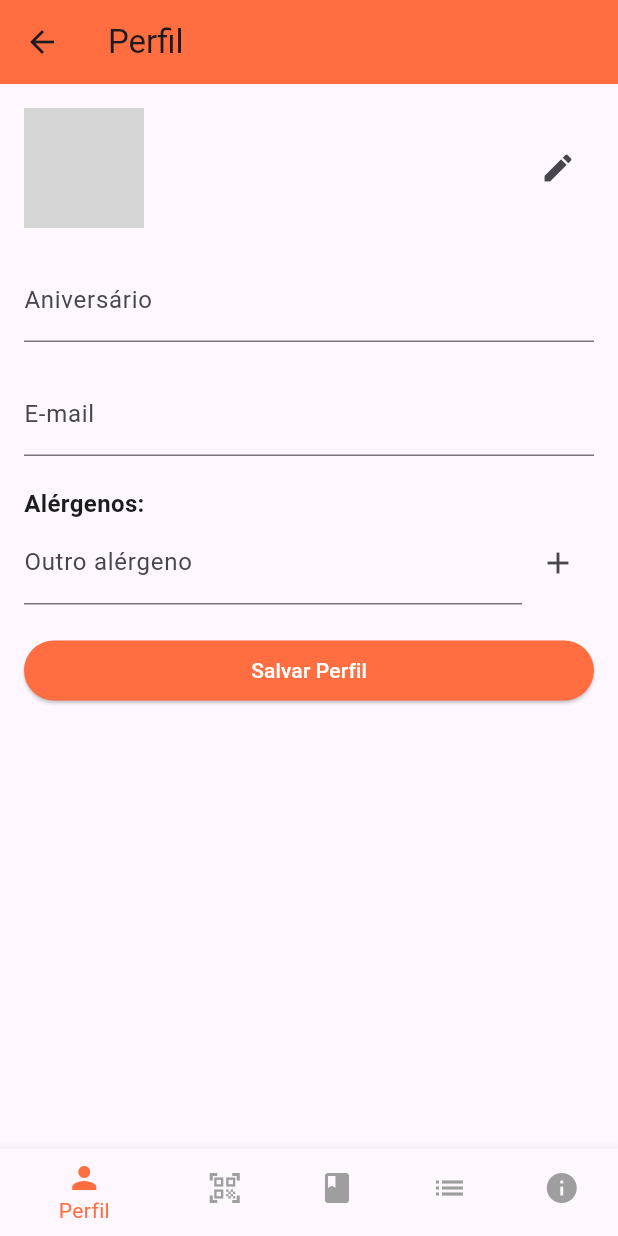
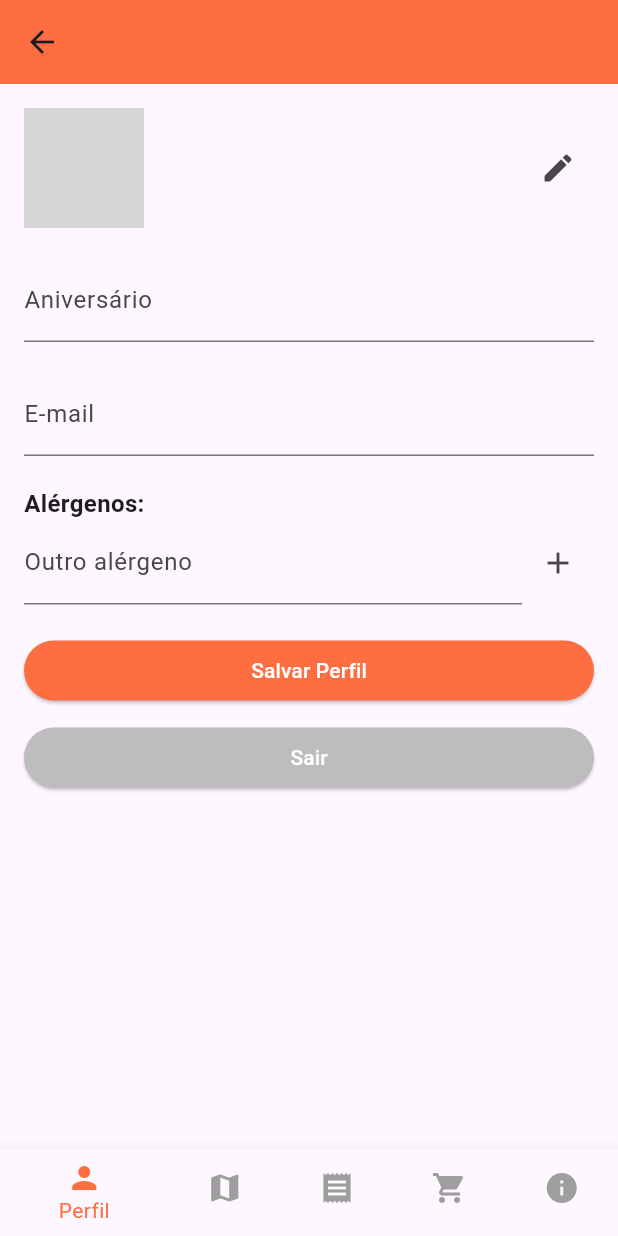
Before and after one commit to Coraville/TCC_CELIAPP, a Flutter app: the ProfilePage screen opened by its route, on a phone screen of 412 x 824 dp. Run offline on Flutter 3.47's test engine with Material 3 defaults, Android fonts, the phone set to English and light mode, and no system bars; our stand-ins replace cloud_firestore, firebase_auth, firebase_core, google_sign_in, lottie, mask_text_input_formatter; missing offline and left inert: mobile_scanner; accounts and stored records are empty; grey boxes are pictures that could not be loaded.

Commit message:
botão sair

```diff
--- a/lib/profile_page.dart
+++ b/lib/profile_page.dart
@@ -1,8 +1,9 @@
 import 'package:cloud_firestore/cloud_firestore.dart';
 import 'package:firebase_auth/firebase_auth.dart';
 import 'package:flutter/material.dart';
-import 'package:intl/intl.dart'; // Para formatar a data
-import 'package:mask_text_input_formatter/mask_text_input_formatter.dart'; // Importar o formatter
+import 'package:intl/intl.dart';
+import 'package:mask_text_input_formatter/mask_text_input_formatter.dart';
+import 'package:celiapp/login_page.dart';
 
 class ProfilePage extends StatefulWidget {
   const ProfilePage({super.key});
@@ -73,7 +74,6 @@ class _ProfilePageState extends State<ProfilePage> {
     final user = auth.currentUser;
     if (user == null) return;
 
-    // Validando a data do aniversário no formato XX/XX/XXXX
     final birthday = birthdayController.text;
     final dateFormat = DateFormat('dd/MM/yyyy');
     try {
@@ -87,7 +87,7 @@ class _ProfilePageState extends State<ProfilePage> {
 
       await firestore.collection('users').doc(user.uid).set({
         'name': nameController.text,
-        'avatar': selectedAvatar, // Salvando o avatar no Firestore
+        'avatar': selectedAvatar,
         'birthday': birthday,
         'allergens': selectedAllergens,
       });
@@ -100,6 +100,14 @@ class _ProfilePageState extends State<ProfilePage> {
         const SnackBar(content: Text('Data de nascimento inválida')),
       );
     }
+  }
+
+  void _logout() async {
+    await auth.signOut();
+    Navigator.pushReplacement(
+      context,
+      MaterialPageRoute(builder: (_) => const LoginPage()),
+    );
   }
 
   void _onItemTapped(int index) {
@@ -149,8 +157,7 @@ class _ProfilePageState extends State<ProfilePage> {
                     child: ListView.separated(
                       scrollDirection: Axis.horizontal,
                       itemCount: avatarPaths.length,
-                      separatorBuilder:
-                          (context, index) => const SizedBox(width: 10),
+                      separatorBuilder: (_, __) => const SizedBox(width: 10),
                       itemBuilder: (context, index) {
                         final path = avatarPaths[index];
                         return GestureDetector(
@@ -187,7 +194,7 @@ class _ProfilePageState extends State<ProfilePage> {
                         setState(() {
                           selectedAvatar = tempSelectedAvatar;
                         });
-                        _saveProfile(); // salva no Firestore
+                        _saveProfile();
                         Navigator.pop(context);
                       }
                     },
@@ -221,29 +228,6 @@ class _ProfilePageState extends State<ProfilePage> {
     );
   }
 
-  Widget _buildAllergenChips() {
-    return Wrap(
-      spacing: 8.0,
-      children:
-          predefinedAllergens.map((allergen) {
-            final isSelected = selectedAllergens.contains(allergen);
-            return FilterChip(
-              label: Text(allergen),
-              selected: isSelected,
-              onSelected: (selected) {
-                setState(() {
-                  if (selected) {
-                    selectedAllergens.add(allergen);
-                  } else {
-                    selectedAllergens.remove(allergen);
-                  }
-                });
-              },
-            );
-          }).toList(),
-    );
-  }
-
   Widget _buildOtherAllergenInput() {
     return Row(
       children: [
@@ -269,37 +253,15 @@ class _ProfilePageState extends State<ProfilePage> {
     );
   }
 
-  Widget _buildSelectedAllergensList() {
-    return Column(
-      crossAxisAlignment: CrossAxisAlignment.start,
-      children:
-          selectedAllergens.map((allergen) {
-            return ListTile(
-              title: Text(allergen),
-              trailing: IconButton(
-                icon: const Icon(Icons.delete),
-                onPressed: () {
-                  setState(() {
-                    selectedAllergens.remove(allergen);
-                  });
-                },
-              ),
-            );
-          }).toList(),
-    );
-  }
-
   @override
   Widget build(BuildContext context) {
     if (selectedAvatar == null) {
-      return const Center(
-        child: CircularProgressIndicator(),
-      ); // ou uma tela de loading personalizada
+      return const Center(child: CircularProgressIndicator());
     }
 
     return Scaffold(
       appBar: AppBar(
-        title: const Text('Perfil'),
+        title: const Text(''),
         backgroundColor: const Color(0xFFFF6E40),
       ),
       body: Padding(
@@ -358,14 +320,13 @@ class _ProfilePageState extends State<ProfilePage> {
               inputFormatters: [MaskTextInputFormatter(mask: '##/##/####')],
             ),
             const SizedBox(height: 20),
-            // Campo de e-mail exibido, mas não editável
             TextField(
               controller: emailController,
               decoration: const InputDecoration(labelText: 'E-mail'),
-              readOnly: true, // Campo não editável
+              readOnly: true,
             ),
             const SizedBox(height: 20),
-            Text(
+            const Text(
               'Alérgenos:',
               style: TextStyle(fontSize: 16, fontWeight: FontWeight.bold),
             ),
@@ -398,26 +359,31 @@ class _ProfilePageState extends State<ProfilePage> {
                 style: TextStyle(color: Colors.white),
               ),
             ),
+            const SizedBox(height: 10),
+            ElevatedButton(
+              onPressed: _logout,
+              style: ElevatedButton.styleFrom(
+                backgroundColor: Colors.grey[400],
+              ),
+              child: const Text('Sair', style: TextStyle(color: Colors.white)),
+            ),
           ],
         ),
       ),
       bottomNavigationBar: BottomNavigationBar(
         currentIndex: _selectedIndex,
+        selectedItemColor: const Color(0xFFFF6E40),
+        unselectedItemColor: Colors.grey,
         onTap: _onItemTapped,
-        selectedItemColor: Colors.deepOrangeAccent,
-        unselectedItemColor: Colors.grey,
         items: const [
           BottomNavigationBarItem(icon: Icon(Icons.person), label: 'Perfil'),
+          BottomNavigationBarItem(icon: Icon(Icons.map), label: 'Mapa'),
+          BottomNavigationBarItem(icon: Icon(Icons.receipt), label: 'Receitas'),
           BottomNavigationBarItem(
-            icon: Icon(Icons.qr_code_scanner),
-            label: 'Scanner',
+            icon: Icon(Icons.shopping_cart),
+            label: 'Lista',
           ),
-          BottomNavigationBarItem(icon: Icon(Icons.book), label: 'Receitas'),
-          BottomNavigationBarItem(
-            icon: Icon(Icons.list),
-            label: 'Lista de Compras',
-          ),
-          BottomNavigationBarItem(icon: Icon(Icons.info), label: 'Informações'),
+          BottomNavigationBarItem(icon: Icon(Icons.info), label: 'Info'),
         ],
       ),
     );
```
